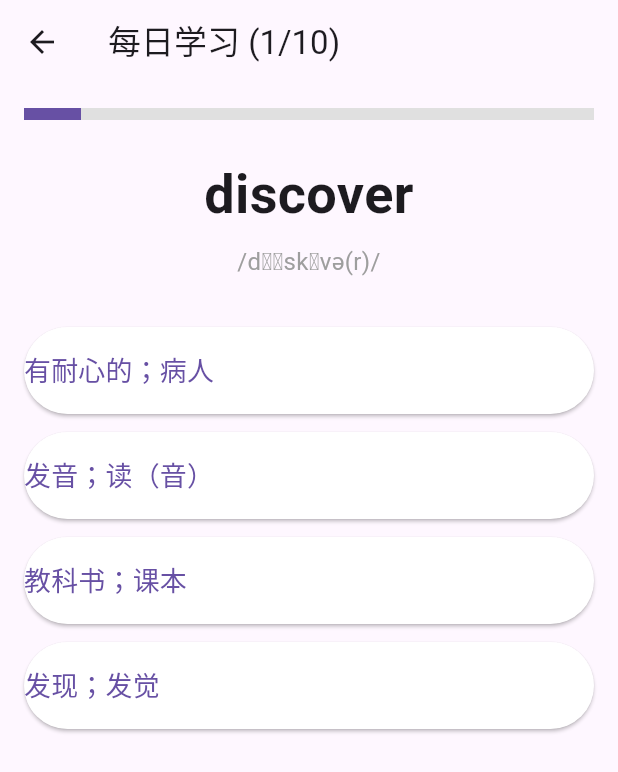
After one commit to choked-up-now/CiXian, a Flutter app: the screen it shows after launch, after a tap on "开始今日学习", on a phone screen of 412 x 824 dp. The commit adds this screen. Shown: the top 772 px of the screen. Run offline on Flutter 3.47's test engine with Material 3 defaults, Android fonts, the phone set to English and light mode, and no system bars.

Commit message:
新版本

```diff
--- /dev/null
+++ b/lib/screens/daily_learning_screen.dart
@@ -0,0 +1,208 @@
+import 'package:flutter/material.dart';
+import 'dart:math';
+
+import '../models/word.dart';
+
+class DailyLearningScreen extends StatefulWidget {
+  final List<Word> allWords;
+
+  const DailyLearningScreen({Key? key, required this.allWords})
+      : super(key: key);
+
+  @override
+  State<DailyLearningScreen> createState() => _DailyLearningScreenState();
+}
+
+class _DailyLearningScreenState extends State<DailyLearningScreen> {
+  // 本次学习目标单词数量（可后续设置）
+  static const int _targetCount = 10;
+
+  late List<Word> _studyWords; // 本次要考的单词
+  late List<_Question> _questions; // 生成的题目列表
+  int _currentIndex = 0; // 当前题号
+  int _score = 0; // 答对数量
+  bool _answered = false; // 当前题目是否已作答
+  int? _selectedOption; // 用户选择的选项索引
+
+  @override
+  void initState() {
+    super.initState();
+    _prepareQuestions();
+  }
+
+  // 随机抽词并生成题目
+  void _prepareQuestions() {
+    final random = Random();
+    // 从所有词中随机选出 targetCount 个（不够则全用）
+    final shuffled = List<Word>.from(widget.allWords)..shuffle(random);
+    _studyWords = shuffled.take(min(_targetCount, shuffled.length)).toList();
+
+    // 为每个单词生成四选一题目
+    _questions = _studyWords.map((word) {
+      // 生成三个干扰项（从其他单词的释义中随机选，确保不重复）
+      final wrongMeanings = <String>{};
+      while (wrongMeanings.length < 3) {
+        final candidate =
+            widget.allWords[random.nextInt(widget.allWords.length)].meaning;
+        if (candidate != word.meaning) {
+          wrongMeanings.add(candidate);
+        }
+      }
+      // 合并正确选项和干扰选项，打乱顺序
+      final options = [word.meaning, ...wrongMeanings]..shuffle(random);
+      return _Question(
+        word: word,
+        options: options,
+        correctIndex: options.indexOf(word.meaning),
+      );
+    }).toList();
+  }
+
+  void _answer(int index) {
+    if (_answered) return;
+    setState(() {
+      _answered = true;
+      _selectedOption = index;
+      if (index == _questions[_currentIndex].correctIndex) {
+        _score++;
+      }
+    });
+  }
+
+  void _next() {
+    if (_currentIndex < _questions.length - 1) {
+      setState(() {
+        _currentIndex++;
+        _answered = false;
+        _selectedOption = null;
+      });
+    } else {
+      // 完成所有题目，显示结果对话框
+      _showResult();
+    }
+  }
+
+  void _showResult() {
+    showDialog(
+      context: context,
+      barrierDismissible: false,
+      builder: (context) => AlertDialog(
+        title: const Text('今日学习完成！'),
+        content: Text('答对 $_score / ${_questions.length} 题'),
+        actions: [
+          TextButton(
+            onPressed: () {
+              Navigator.pop(context);
+              Navigator.pop(context); // 返回主页
+            },
+            child: const Text('返回'),
+          ),
+        ],
+      ),
+    );
+  }
+
+  @override
+  Widget build(BuildContext context) {
+    final question = _questions[_currentIndex];
+    return Scaffold(
+      appBar: AppBar(
+        title: Text('每日学习 (${_currentIndex + 1}/${_questions.length})'),
+      ),
+      body: Padding(
+        padding: const EdgeInsets.all(16.0),
+        child: Column(
+          crossAxisAlignment: CrossAxisAlignment.stretch,
+          children: [
+            // 进度条
+            LinearProgressIndicator(
+              value: (_currentIndex + 1) / _questions.length,
+              minHeight: 8,
+              backgroundColor: Colors.grey[300],
+            ),
+            const SizedBox(height: 24),
+            // 题干：英文单词
+            Text(
+              question.word.word,
+              style: const TextStyle(fontSize: 36, fontWeight: FontWeight.bold),
+              textAlign: TextAlign.center,
+            ),
+            const SizedBox(height: 8),
+            Text(
+              question.word.phonetic,
+              style: const TextStyle(fontSize: 16, color: Colors.grey),
+              textAlign: TextAlign.center,
+            ),
+            const SizedBox(height: 32),
+            // 选项列表
+            ...List.generate(question.options.length, (index) {
+              final option = question.options[index];
+              final isCorrect = index == question.correctIndex;
+              final isSelected = _selectedOption == index;
+
+              Color buttonColor;
+              IconData? icon;
+              if (!_answered) {
+                buttonColor = Colors.white;
+              } else if (isCorrect) {
+                buttonColor = Colors.green.withValues(alpha: 0.3);
+                icon = Icons.check;
+              } else if (isSelected && !isCorrect) {
+                buttonColor = Colors.red.withValues(alpha: 0.3);
+                icon = Icons.close;
+              } else {
+                buttonColor = Colors.white;
+              }
+
+              return Padding(
+                padding: const EdgeInsets.only(bottom: 12),
+                child: ElevatedButton(
+                  onPressed: () => _answer(index),
+                  style: ElevatedButton.styleFrom(
+                    backgroundColor: buttonColor,
+                    padding: const EdgeInsets.symmetric(vertical: 16),
+                  ),
+                  child: Row(
+                    children: [
+                      Expanded(
+                          child: Text(option,
+                              style: const TextStyle(fontSize: 18))),
+                      if (icon != null) Icon(icon),
+                    ],
+                  ),
+                ),
+              );
+            }),
+            const Spacer(),
+            // 下一题按钮（答完才显示）
+            if (_answered)
+              ElevatedButton(
+                onPressed: _next,
+                style: ElevatedButton.styleFrom(
+                  padding: const EdgeInsets.symmetric(vertical: 16),
+                  backgroundColor: Colors.blue,
+                ),
+                child: Text(
+                  _currentIndex < _questions.length - 1 ? '下一题' : '查看结果',
+                  style: const TextStyle(fontSize: 18, color: Colors.white),
+                ),
+              ),
+          ],
+        ),
+      ),
+    );
+  }
+}
+
+// 题目数据结构
+class _Question {
+  final Word word;
+  final List<String> options;
+  final int correctIndex;
+
+  _Question({
+    required this.word,
+    required this.options,
+    required this.correctIndex,
+  });
+}
--- a/lib/screens/word_list_screen.dart
+++ b/lib/screens/word_list_screen.dart
@@ -1,5 +1,6 @@
 import 'package:flutter/material.dart';
 import '../models/word.dart';
+import 'daily_learning_screen.dart';
 
 class WordListScreen extends StatelessWidget {
   final List<Word> words;
@@ -34,11 +35,9 @@ class WordListScreen extends StatelessWidget {
                     children: [
                       if (word.phonetic.isNotEmpty)
                         Text('音标: ${word.phonetic}'),
-                      if (word.pos.isNotEmpty)
-                        Text('词性: ${word.pos}'),
+                      if (word.pos.isNotEmpty) Text('词性: ${word.pos}'),
                       Text('释义: ${word.meaning}'),
-                      if (word.example.isNotEmpty)
-                        Text('例句: ${word.example}'),
+                      if (word.example.isNotEmpty) Text('例句: ${word.example}'),
                     ],
                   ),
                   actions: [
@@ -53,6 +52,18 @@ class WordListScreen extends StatelessWidget {
           );
         },
       ),
+      floatingActionButton: FloatingActionButton.extended(
+        onPressed: () {
+          Navigator.push(
+            context,
+            MaterialPageRoute(
+              builder: (context) => DailyLearningScreen(allWords: words),
+            ),
+          );
+        },
+        icon: const Icon(Icons.school),
+        label: const Text('开始今日学习'),
+      ),
     );
   }
 }
--- a/pubspec.yaml
+++ b/pubspec.yaml
@@ -13,6 +13,7 @@ dependencies:
 dev_dependencies:
   flutter_test:
     sdk: flutter
+  flutter_lints: ^5.0.0
 
 flutter:
   uses-material-design: true
```
Also changed, not shown: assets/wordbooks/waiyan_9_upper.json (+49 -0 lines), pubspec.lock.
